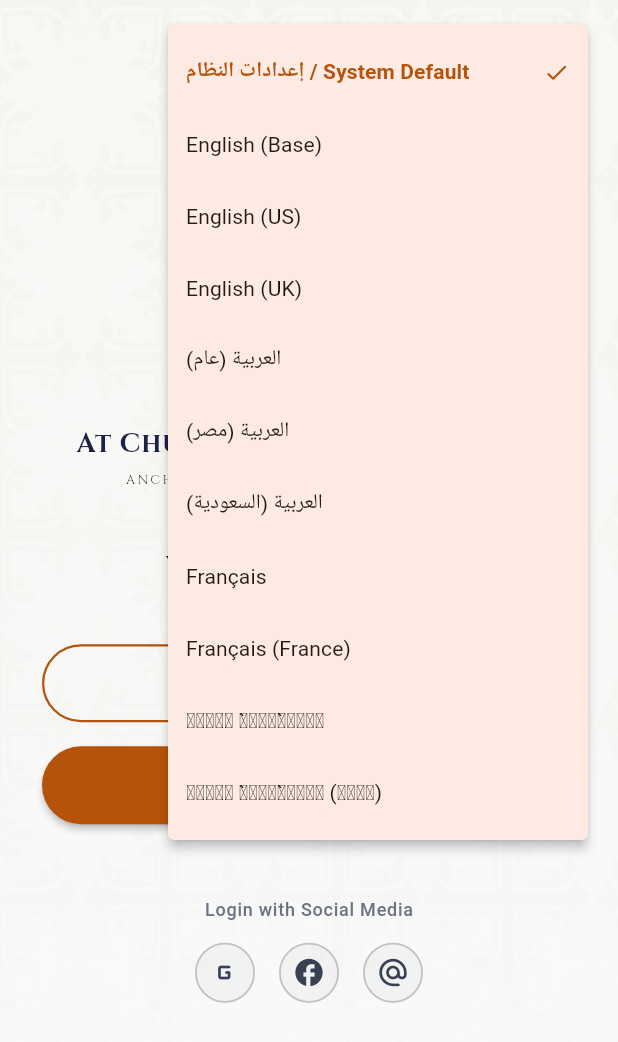
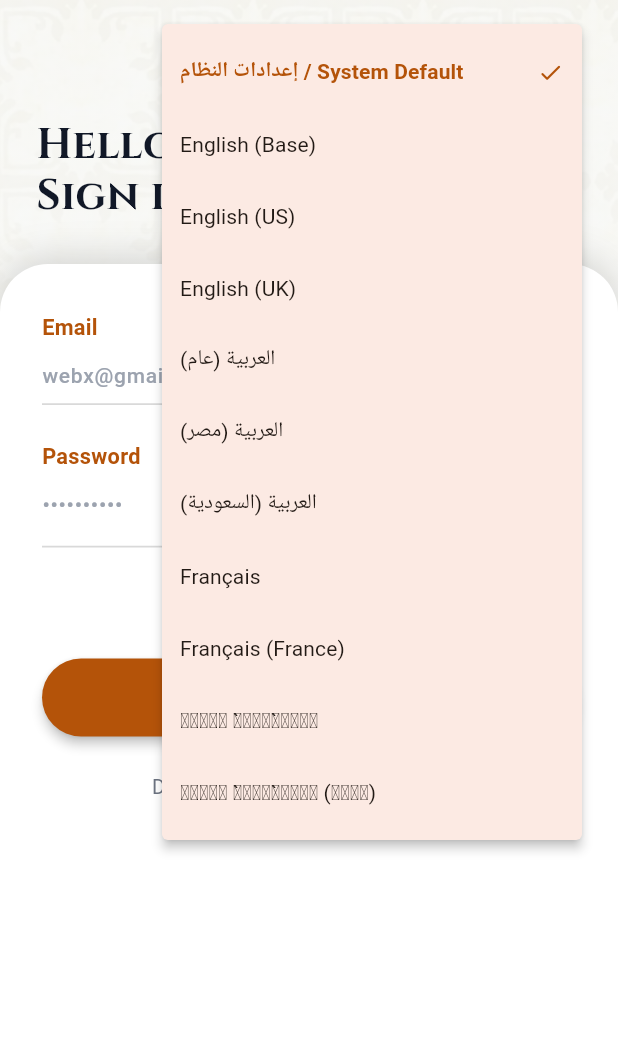
Before and after one commit to Kyrollis3456789/politia-flutter-v1, a Flutter app: the screen it shows after launch, after a tap on the "keyboard control" icon, on a phone screen of 412 x 824 dp. Shown: the top 1042 px of the screen. Run offline on Flutter 3.47's test engine with Material 3 defaults, Android fonts, the phone set to English and light mode, and no system bars; our stand-ins replace flutter_dotenv, shared_preferences, supabase_flutter; accounts and stored records are empty.

Commit message:
feat(routing): remove intermediate welcome screen and transition splash directly to Sign In

```diff
--- a/lib/core/services/init_service.dart
+++ b/lib/core/services/init_service.dart
@@ -14,11 +14,11 @@ class InitializationService {
   static const int minSplashDurationMs = 4000;
 
   /// Executes initialization with a minimum 4-second gatekeeper timer.
-  /// Resolves to the appropriate route string: '/dashboard' or '/welcome'.
+  /// Resolves to the appropriate route string: '/dashboard' or '/login'.
   Future<String> resolveInitialization([BuildContext? context]) async {
     final stopwatch = Stopwatch()..start();
 
-    String targetRoute = '/welcome';
+    String targetRoute = '/login';
 
     try {
       final results = await Future.wait([
@@ -28,7 +28,7 @@ class InitializationService {
       targetRoute = results.first as String;
     } catch (e) {
       debugPrint('[InitializationService] Error during bootstrap: $e');
-      targetRoute = '/welcome';
+      targetRoute = '/login';
     } finally {
       stopwatch.stop();
       debugPrint('[InitializationService] Initialization completed in ${stopwatch.elapsedMilliseconds}ms -> Route: $targetRoute');
@@ -57,7 +57,7 @@ class InitializationService {
         debugPrint('[InitializationService] System locale detected: $systemLocale');
       }
 
-      return '/welcome';
+      return '/login';
     }
 
     // -------------------------------------------------------------------------
@@ -76,7 +76,7 @@ class InitializationService {
       if (response == null) {
         debugPrint('[InitializationService] Branch B: Profile not found in database. Resetting credentials.');
         await prefs.remove(prefKeyUuid);
-        return '/welcome';
+        return '/login';
       }
 
       // 2. Profile verified - synchronize preferences if present
@@ -98,7 +98,7 @@ class InitializationService {
       }
 
       // If cannot verify and no session, fallback safely
-      return '/welcome';
+      return '/login';
     }
   }
 }
--- a/lib/features/auth/sign_in_screen.dart
+++ b/lib/features/auth/sign_in_screen.dart
@@ -154,6 +154,8 @@ class _SignInScreenState extends State<SignInScreen> {
 
   /// Mobile Fluid Header + Bottom Sheet Layout
   Widget _buildMobileLayout(BuildContext context, AppLocalizations l10n, bool isDark) {
+    final canPop = Navigator.of(context).canPop();
+
     return Column(
       children: [
         // Top Header Section
@@ -165,20 +167,19 @@ class _SignInScreenState extends State<SignInScreen> {
               Row(
                 mainAxisAlignment: MainAxisAlignment.spaceBetween,
                 children: [
+                  if (canPop)
                     IconButton(
                       onPressed: () {
-                      if (Navigator.of(context).canPop()) {
                         Navigator.of(context).pop();
-                      } else {
-                        Navigator.of(context).pushReplacementNamed('/welcome');
-                      }
                       },
                       icon: Icon(
                         Icons.arrow_back_ios_new_rounded,
                         color: isDark ? Colors.white70 : const Color(0xFF1F2937),
                         size: 20,
                       ),
-                  ),
+                    )
+                  else
+                    const SizedBox.shrink(),
                   const AuthLanguagePicker(),
                 ],
               ),
@@ -317,7 +318,7 @@ class _SignInScreenState extends State<SignInScreen> {
 
           const SizedBox(height: 32),
 
-          // SIGN IN Button (with Gradient Accent)
+          // SIGN IN Button
           SizedBox(
             width: double.infinity,
             height: 52,
--- a/lib/features/auth/sign_up_screen.dart
+++ b/lib/features/auth/sign_up_screen.dart
@@ -179,7 +179,7 @@ class _SignUpScreenState extends State<SignUpScreen> {
                       if (Navigator.of(context).canPop()) {
                         Navigator.of(context).pop();
                       } else {
-                        Navigator.of(context).pushReplacementNamed('/welcome');
+                        Navigator.of(context).pushReplacementNamed('/login');
                       }
                     },
                     icon: Icon(
--- a/lib/features/splash/splash_screen.dart
+++ b/lib/features/splash/splash_screen.dart
@@ -3,7 +3,7 @@ import '../../core/services/init_service.dart';
 import '../../widgets/politia_branded_background.dart';
 
 /// Politia Splash Screen — Soft organic breathing glow with feathered ambient aura,
-/// Cinzel typography, and responsive optical layout with automated route resolution.
+/// Cinzel typography, and responsive optical layout with automated route resolution to /login.
 class SplashScreen extends StatefulWidget {
   const SplashScreen({super.key});
 
@@ -58,7 +58,7 @@ class _SplashScreenState extends State<SplashScreen>
     } catch (e) {
       debugPrint('[SplashScreen] Initialization note: $e');
       if (mounted) {
-        Navigator.of(context).pushReplacementNamed('/welcome');
+        Navigator.of(context).pushReplacementNamed('/login');
       }
     }
   }
@@ -77,7 +77,7 @@ class _SplashScreenState extends State<SplashScreen>
     return Scaffold(
       body: GestureDetector(
         onTap: () {
-          Navigator.of(context).pushReplacementNamed('/welcome');
+          Navigator.of(context).pushReplacementNamed('/login');
         },
         behavior: HitTestBehavior.opaque,
         child: PolitiaBrandedBackground(
--- a/lib/main.dart
+++ b/lib/main.dart
@@ -1,7 +1,6 @@
 import 'package:flutter/material.dart';
 import 'package:flutter_dotenv/flutter_dotenv.dart';
 import 'package:politia/core/services/supabase_service.dart';
-import 'package:politia/features/auth/auth_welcome_screen.dart';
 import 'package:politia/features/auth/sign_in_screen.dart';
 import 'package:politia/features/auth/sign_up_screen.dart';
 import 'package:politia/features/splash/splash_screen.dart';
@@ -79,7 +78,6 @@ class PolitiaApp extends StatelessWidget {
           initialRoute: '/',
           routes: {
             '/': (context) => const SplashScreen(),
-            '/welcome': (context) => const AuthWelcomeScreen(),
             '/login': (context) => const SignInScreen(),
             '/signup': (context) => const SignUpScreen(),
             '/dashboard': (context) => const HomeScreen(),
```
Lines whose indentation alone changed are shown as unchanged.
